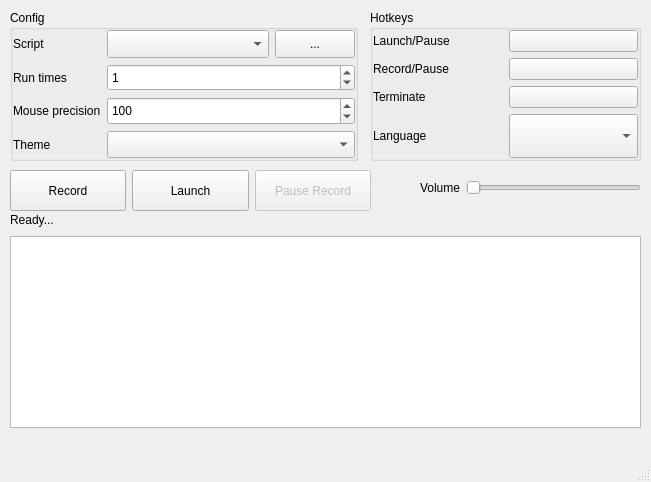
First picture: the form in UIView.ui, repository taojy123/KeymouseGo, before the edit.
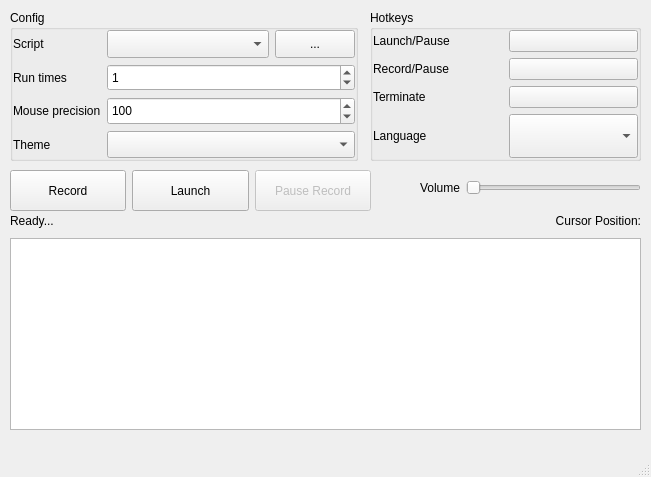
Second picture: the form after the edit. Icons and pictures are not drawn.

Commit message: feat: display cursor position

```diff
--- a/UIView.ui
+++ b/UIView.ui
@@ -7,7 +7,7 @@
     <x>0</x>
     <y>0</y>
     <width>651</width>
-    <height>482</height>
+    <height>477</height>
    </rect>
   </property>
   <property name="windowTitle">
@@ -167,16 +167,33 @@
       <x>10</x>
       <y>210</y>
       <width>631</width>
-      <height>218</height>
+      <height>220</height>
      </rect>
     </property>
     <layout class="QVBoxLayout" name="verticalLayout">
      <item>
+      <layout class="QHBoxLayout" name="horizontalLayout_2">
+       <item>
       <widget class="QLabel" name="tnumrd">
        <property name="text">
         <string>Ready...</string>
        </property>
       </widget>
+       </item>
+       <item>
+        <widget class="QLabel" name="label_cursor_pos">
+         <property name="layoutDirection">
+          <enum>Qt::RightToLeft</enum>
+         </property>
+         <property name="text">
+          <string>Cursor Position:</string>
+         </property>
+         <property name="alignment">
+          <set>Qt::AlignRight|Qt::AlignTrailing|Qt::AlignVCenter</set>
+         </property>
+        </widget>
+       </item>
+      </layout>
      </item>
      <item>
       <widget class="QTextEdit" name="textlog">
```
Lines whose indentation alone changed are shown as unchanged. The commit also changes 6 other files.
